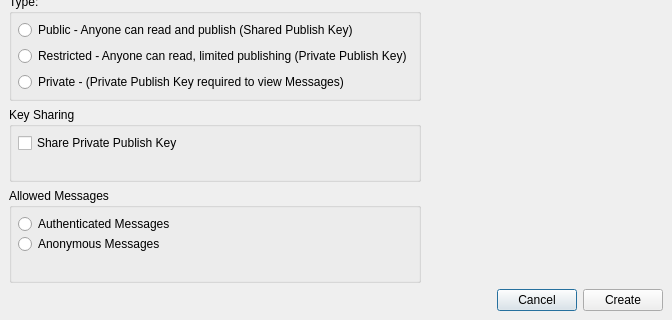
This is retroshare-gui/src/gui/forums/CreateForum.ui in RetroShare/RetroShare as Qt 5 draws it before an edit; both pictures show x 0 to 672 and y 175 to 495 of the 672 by 495 pixel window. The edited form follows.
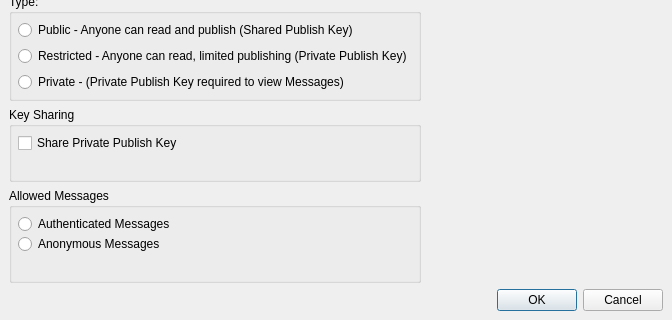
This is the edited form. Icons and pictures are not drawn. Custom widgets are drawn as their Qt base class.

Commit message: Changed the standard dialog buttons from single buttons to buttonbox to have a standard layout and a standard translation.

```diff
--- a/retroshare-gui/src/gui/forums/CreateForum.ui
+++ b/retroshare-gui/src/gui/forums/CreateForum.ui
@@ -280,35 +280,9 @@
       <item row="5" column="0" colspan="2">
        <layout class="QHBoxLayout" name="horizontalLayout_2">
         <item>
-         <spacer>
-          <property name="orientation">
-           <enum>Qt::Horizontal</enum>
-          </property>
-          <property name="sizeHint" stdset="0">
-           <size>
-            <width>238</width>
-            <height>20</height>
-           </size>
-          </property>
-         </spacer>
-        </item>
-        <item>
-         <widget class="QPushButton" name="cancelButton">
-          <property name="text">
-           <string>Cancel</string>
-          </property>
-         </widget>
-        </item>
-        <item>
-         <widget class="QPushButton" name="createButton">
-          <property name="text">
-           <string>Create</string>
-          </property>
-          <property name="checkable">
-           <bool>false</bool>
-          </property>
-          <property name="default">
-           <bool>false</bool>
+         <widget class="QDialogButtonBox" name="buttonBox">
+          <property name="standardButtons">
+           <set>QDialogButtonBox::Cancel|QDialogButtonBox::Ok</set>
           </property>
          </widget>
         </item>
```
The commit also changes 38 other files.
